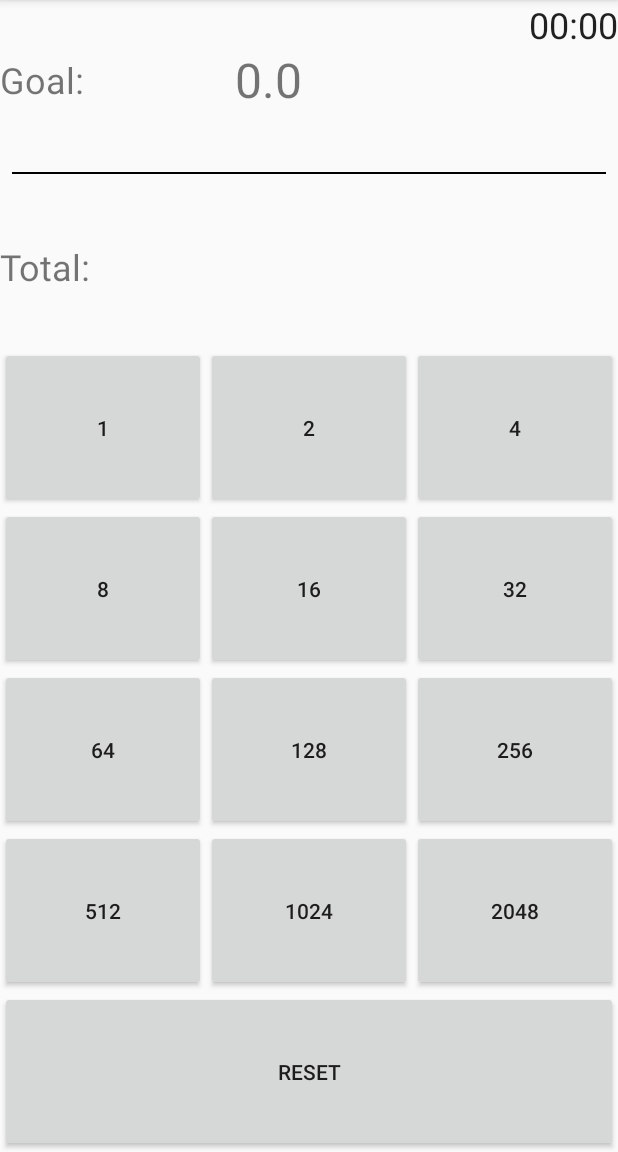
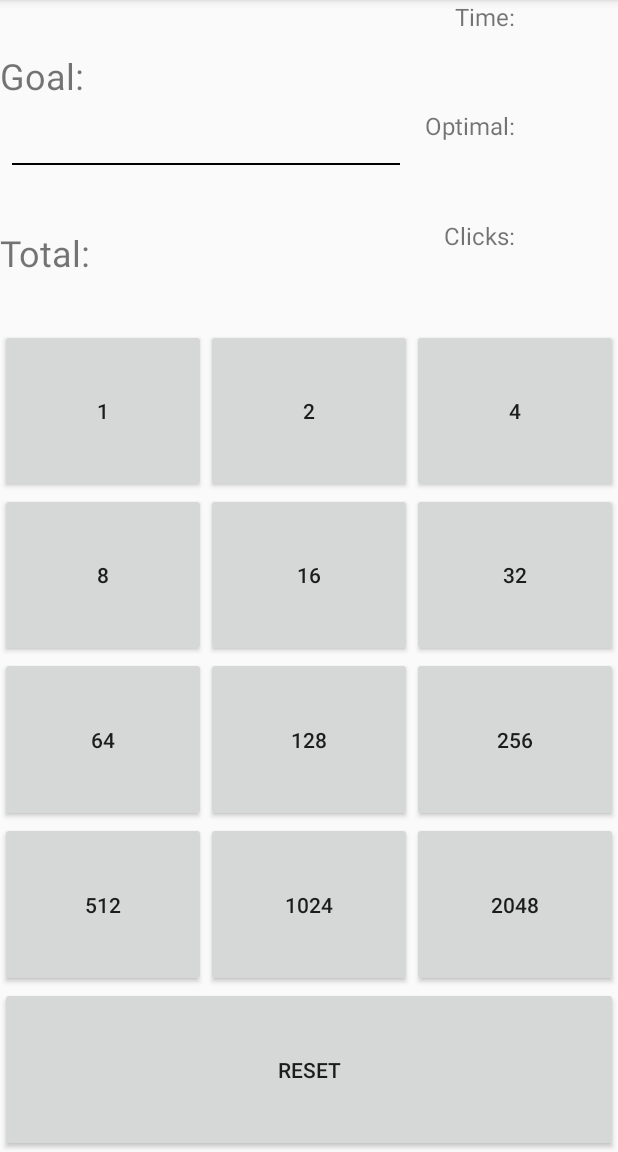
Before and after one commit to damalamp/SumNation2, an Android app: the screen it shows after launch (MainActivity), on a phone screen of 412 x 824 dp, the part 84-1236 px from its top. Run offline under Robolectric (Android 15) with nearby library versions, the phone set to English and light mode, and no system bars.

Commit message:
BigLayout Improvements

```diff
--- a/app/src/main/java/com/xindere/davidlamp/sumnation2/MainActivity.java
+++ b/app/src/main/java/com/xindere/davidlamp/sumnation2/MainActivity.java
@@ -15,56 +15,56 @@ import android.os.Handler;
 public class MainActivity extends AppCompatActivity {
     double goalTotal, currentTotal;
     Random rand = new Random();
-    Chronometer stopWatch;
-    Handler handler;
     private int seconds=0;
-
+    boolean running;
+    TextView txtTimerView,goalView,currentTotalView;
+    long startTime=0L,timeInMilliseconds=0L;
+    Handler handler = new Handler();
+    Runnable updateTimerThread = new Runnable(){
+        @Override
+        public void run(){
+            timeInMilliseconds = SystemClock.uptimeMillis()-startTime;
+            int seconds = (int)(timeInMilliseconds/1000);
+            int milliseconds = (int)(timeInMilliseconds%1000);
+            txtTimerView.setText(String.format("%2d",seconds)+"."+String.format("%03d",milliseconds));
+            handler.postDelayed(this,0);
+        }
+    };
 
     @Override
     protected void onCreate(Bundle savedInstanceState) {
         super.onCreate(savedInstanceState);
         setContentView(R.layout.activity_main);
-        stopWatch = findViewById(R.id.stopWatch);
         goalTotal = 0;
-        TextView goalView = findViewById(R.id.goal_total);
-        goalView.setText(String.valueOf(goalTotal));
+        txtTimerView = findViewById(R.id.timerValue);
+        currentTotalView = findViewById(R.id.current_total);
+        goalView = findViewById(R.id.goal_total);
         }
 
     public void addValue(View v) {
+        if (currentTotal < goalTotal) {
             int buttonNumber = Integer.parseInt(v.getTag().toString());
             currentTotal = currentTotal + Math.pow(2, buttonNumber);
-        TextView currentTotalView = findViewById(R.id.current_total);
             currentTotalView.setText(String.valueOf((int) (currentTotal)));
             if (currentTotal > goalTotal) {
                 currentTotalView.setBackgroundColor(Color.RED);
+                handler.removeCallbacks(updateTimerThread);
             }
             if (currentTotal == goalTotal) {
                 currentTotalView.setBackgroundColor(Color.GREEN);
+                running = false;
+                handler.removeCallbacks(updateTimerThread);
             }
-
+        }
     }
 
     public void resetGame(View v) {
         currentTotal = 0;
-        TextView currentTotalView = findViewById(R.id.current_total);
         currentTotalView.setBackgroundColor(Color.TRANSPARENT);
         currentTotalView.setText(String.valueOf((int) (currentTotal)));
         goalTotal = rand.nextInt(2047) + 1;
-        TextView goalView = findViewById(R.id.goal_total);
         goalView.setText(String.valueOf(goalTotal));
-        //stopWatch.setBase(SystemClock.elapsedRealtime());
-        //stopWatch.start();
-        handler = new Handler();
-        handler.post(new Runnable(){
-            @Override
-            public void run() {
-                int secs = seconds;
-                //int milliseconds = ;
-                String time = String.format("%02d.%03d", seconds, seconds);
-                handler.postDelayed(this, 0);
-            }
-
-        });
-
+        startTime = SystemClock.uptimeMillis();
+        handler.postDelayed(updateTimerThread,0);
     }
 }
--- a/app/src/main/res/layout/activity_main.xml
+++ b/app/src/main/res/layout/activity_main.xml
@@ -5,6 +5,44 @@
     android:layout_height="match_parent"
     android:orientation="vertical"
     tools:context="com.xindere.davidlamp.sumnation2.MainActivity">
+
+    <LinearLayout
+        android:id="@+id/first_two_rows"
+        android:layout_width="match_parent"
+        android:layout_height="0dp"
+        android:layout_weight="2"
+        android:orientation="horizontal">
+
+        <LinearLayout
+            android:layout_width="0dp"
+            android:layout_height="match_parent"
+            android:orientation="vertical"
+            android:layout_weight="2">
+            <LinearLayout
+                android:layout_width="match_parent"
+                android:layout_height="0dp"
+                android:layout_weight="1"
+                android:orientation="horizontal">
+                <TextView
+                    android:layout_width="wrap_content"
+                    android:layout_height="match_parent"
+                    android:gravity="center_vertical"
+                    android:text="Goal:"
+                    android:textSize="24sp" />
+                <TextView
+                    android:id="@+id/goal_total"
+                    android:layout_height="match_parent"
+                    android:layout_width="wrap_content"
+                    android:gravity="center"
+                    android:layout_weight="1"
+                    android:textSize="32sp" />
+            </LinearLayout>
+
+            <View
+                android:layout_width="match_parent"
+                android:layout_height="1dp"
+                android:layout_margin="8dp"
+                android:background="@android:color/black" />
 
             <LinearLayout
                 android:layout_width="match_parent"
@@ -16,32 +54,25 @@
                     android:layout_width="wrap_content"
                     android:layout_height="match_parent"
                     android:gravity="center_vertical"
-            android:text="Goal: "
+                    android:text="Total:"
                     android:textSize="24sp" />
 
                 <TextView
-            android:id="@+id/goal_total"
+                    android:id="@+id/current_total"
                     android:layout_width="0dp"
                     android:layout_height="match_parent"
-            android:layout_weight="2"
+                    android:layout_weight="1"
                     android:gravity="center"
                     android:text=""
                     android:textSize="32sp" />
+            </LinearLayout>
+        </LinearLayout>
 
-                <Chronometer
-                    android:id="@+id/stopWatch"
+        <LinearLayout
             android:layout_width="0dp"
             android:layout_height="match_parent"
             android:layout_weight="1"
-                    android:gravity="right"
-                    android:textSize="24dp" />
-    </LinearLayout>
-
-    <View
-        android:layout_width="match_parent"
-        android:layout_height="1dp"
-        android:background="@android:color/black"
-        android:layout_margin="8dp"/>
+            android:orientation="vertical">
 
             <LinearLayout
                 android:layout_width="match_parent"
@@ -50,32 +81,68 @@
                 android:orientation="horizontal">
 
                 <TextView
-            android:layout_width="wrap_content"
+                    android:layout_width="0dp"
+                    android:layout_weight="1"
                     android:layout_height="match_parent"
-            android:gravity="center_vertical"
-            android:text="Total: "
-            android:textSize="24sp" />
+                    android:gravity="right"
+                    android:text="Time:"
+                    android:textSize="16sp" />
 
                 <TextView
-            android:id="@+id/current_total"
+                    android:id="@+id/timerValue"
                     android:layout_width="0dp"
+                    android:layout_weight="1"
                     android:layout_height="match_parent"
-            android:layout_weight="2"
-            android:gravity="center"
-            android:text=""
-            android:textSize="32sp" />
+                    android:gravity="right"
+                    android:textSize="16sp" />
+            </LinearLayout>
+            <LinearLayout
+                android:layout_width="match_parent"
+                android:layout_height="0dp"
+                android:layout_weight="1"
+                android:orientation="horizontal">
 
                 <TextView
-            android:id="@+id/filler"
                     android:layout_width="0dp"
+                    android:layout_weight="1"
                     android:layout_height="match_parent"
+                    android:gravity="right"
+                    android:text="Optimal:"
+                    android:textSize="16sp" />
+
+                <TextView
+                    android:id="@+id/optimal"
+                    android:layout_width="0dp"
                     android:layout_weight="1"
+                    android:layout_height="match_parent"
                     android:gravity="right"
-            android:text=""
-            android:textSize="24sp" />
+                    android:textSize="16sp" />
+            </LinearLayout>
+            <LinearLayout
+                android:layout_width="match_parent"
+                android:layout_height="0dp"
+                android:layout_weight="1"
+                android:orientation="horizontal">
+
+                <TextView
+                    android:layout_width="0dp"
+                    android:layout_weight="1"
+                    android:layout_height="match_parent"
+                    android:gravity="right"
+                    android:text="Clicks:"
+                    android:textSize="16sp" />
+
+                <TextView
+                    android:id="@+id/clicks"
+                    android:layout_width="0dp"
+                    android:layout_weight="1"
+                    android:layout_height="match_parent"
+                    android:gravity="right"
+                    android:textSize="16sp" />
+            </LinearLayout>
 
         </LinearLayout>
-
+    </LinearLayout>
 
     <LinearLayout
         android:layout_width="match_parent"
```
Lines whose indentation alone changed are shown as unchanged.
